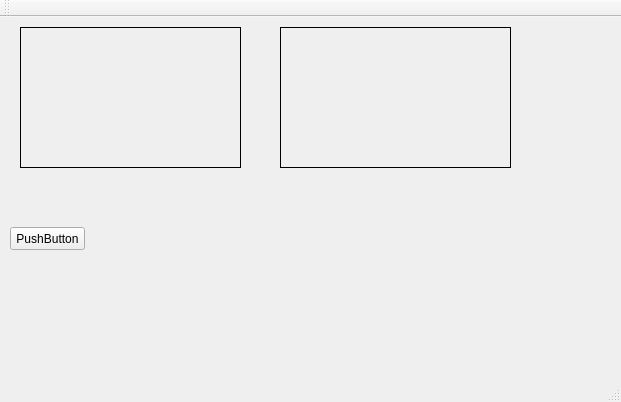
This is Task2Solution/mainwindow.ui in Iftimie/HackSociety as Qt 5 draws it before an edit. The edited form follows.
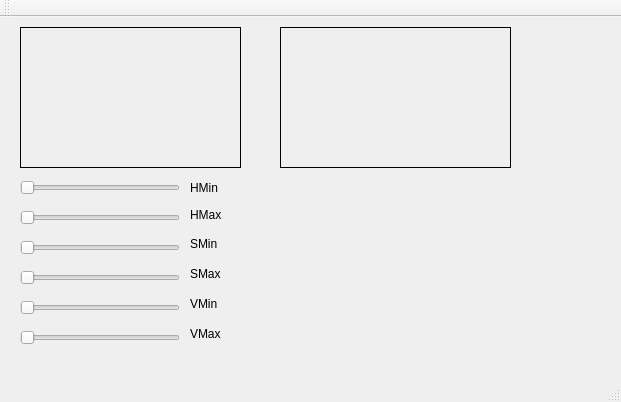
This is the edited form.

The edit to the form file:
```diff
--- a/Task2Solution/mainwindow.ui
+++ b/Task2Solution/mainwindow.ui
@@ -46,17 +46,160 @@
      <string/>
     </property>
    </widget>
-   <widget class="QPushButton" name="pushButton">
+   <widget class="QSlider" name="sliMinH">
     <property name="geometry">
      <rect>
-      <x>10</x>
-      <y>210</y>
-      <width>75</width>
-      <height>23</height>
+      <x>20</x>
+      <y>160</y>
+      <width>160</width>
+      <height>22</height>
      </rect>
     </property>
+    <property name="orientation">
+     <enum>Qt::Horizontal</enum>
+    </property>
+   </widget>
+   <widget class="QSlider" name="sliMaxH">
+    <property name="geometry">
+     <rect>
+      <x>20</x>
+      <y>190</y>
+      <width>160</width>
+      <height>22</height>
+     </rect>
+    </property>
+    <property name="orientation">
+     <enum>Qt::Horizontal</enum>
+    </property>
+   </widget>
+   <widget class="QSlider" name="sliMinS">
+    <property name="geometry">
+     <rect>
+      <x>20</x>
+      <y>220</y>
+      <width>160</width>
+      <height>22</height>
+     </rect>
+    </property>
+    <property name="orientation">
+     <enum>Qt::Horizontal</enum>
+    </property>
+   </widget>
+   <widget class="QSlider" name="sliMaxS">
+    <property name="geometry">
+     <rect>
+      <x>20</x>
+      <y>250</y>
+      <width>160</width>
+      <height>22</height>
+     </rect>
+    </property>
+    <property name="orientation">
+     <enum>Qt::Horizontal</enum>
+    </property>
+   </widget>
+   <widget class="QSlider" name="sliMinV">
+    <property name="geometry">
+     <rect>
+      <x>20</x>
+      <y>280</y>
+      <width>160</width>
+      <height>22</height>
+     </rect>
+    </property>
+    <property name="orientation">
+     <enum>Qt::Horizontal</enum>
+    </property>
+   </widget>
+   <widget class="QSlider" name="sliMaxV">
+    <property name="geometry">
+     <rect>
+      <x>20</x>
+      <y>310</y>
+      <width>160</width>
+      <height>22</height>
+     </rect>
+    </property>
+    <property name="orientation">
+     <enum>Qt::Horizontal</enum>
+    </property>
+   </widget>
+   <widget class="QLabel" name="label">
+    <property name="geometry">
+     <rect>
+      <x>190</x>
+      <y>160</y>
+      <width>51</width>
+      <height>21</height>
+     </rect>
+    </property>
     <property name="text">
-     <string>PushButton</string>
+     <string>HMin</string>
+    </property>
+   </widget>
+   <widget class="QLabel" name="label_2">
+    <property name="geometry">
+     <rect>
+      <x>190</x>
+      <y>190</y>
+      <width>41</width>
+      <height>16</height>
+     </rect>
+    </property>
+    <property name="text">
+     <string>HMax</string>
+    </property>
+   </widget>
+   <widget class="QLabel" name="label_3">
+    <property name="geometry">
+     <rect>
+      <x>190</x>
+      <y>220</y>
+      <width>47</width>
+      <height>13</height>
+     </rect>
+    </property>
+    <property name="text">
+     <string>SMin</string>
+    </property>
+   </widget>
+   <widget class="QLabel" name="label_4">
+    <property name="geometry">
+     <rect>
+      <x>190</x>
+      <y>250</y>
+      <width>47</width>
+      <height>13</height>
+     </rect>
+    </property>
+    <property name="text">
+     <string>SMax</string>
+    </property>
+   </widget>
+   <widget class="QLabel" name="label_5">
+    <property name="geometry">
+     <rect>
+      <x>190</x>
+      <y>280</y>
+      <width>47</width>
+      <height>13</height>
+     </rect>
+    </property>
+    <property name="text">
+     <string>VMin</string>
+    </property>
+   </widget>
+   <widget class="QLabel" name="label_6">
+    <property name="geometry">
+     <rect>
+      <x>190</x>
+      <y>310</y>
+      <width>47</width>
+      <height>13</height>
+     </rect>
+    </property>
+    <property name="text">
+     <string>VMax</string>
     </property>
    </widget>
   </widget>
```
